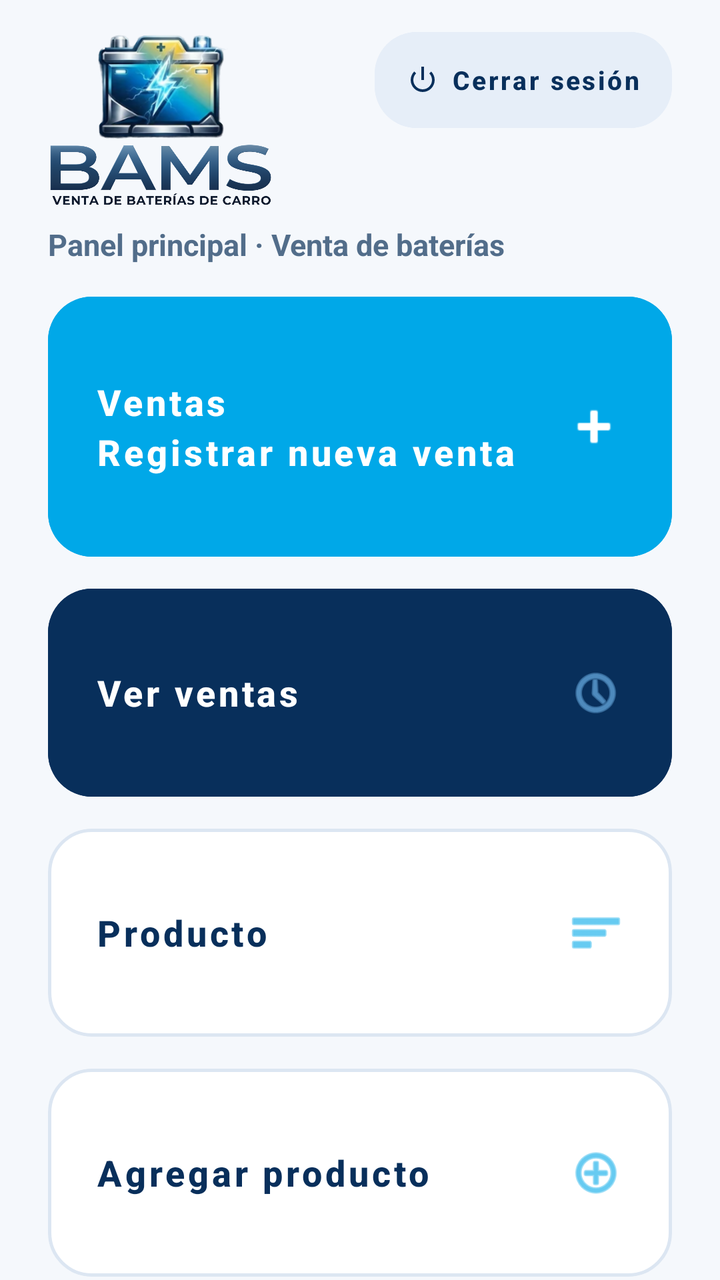
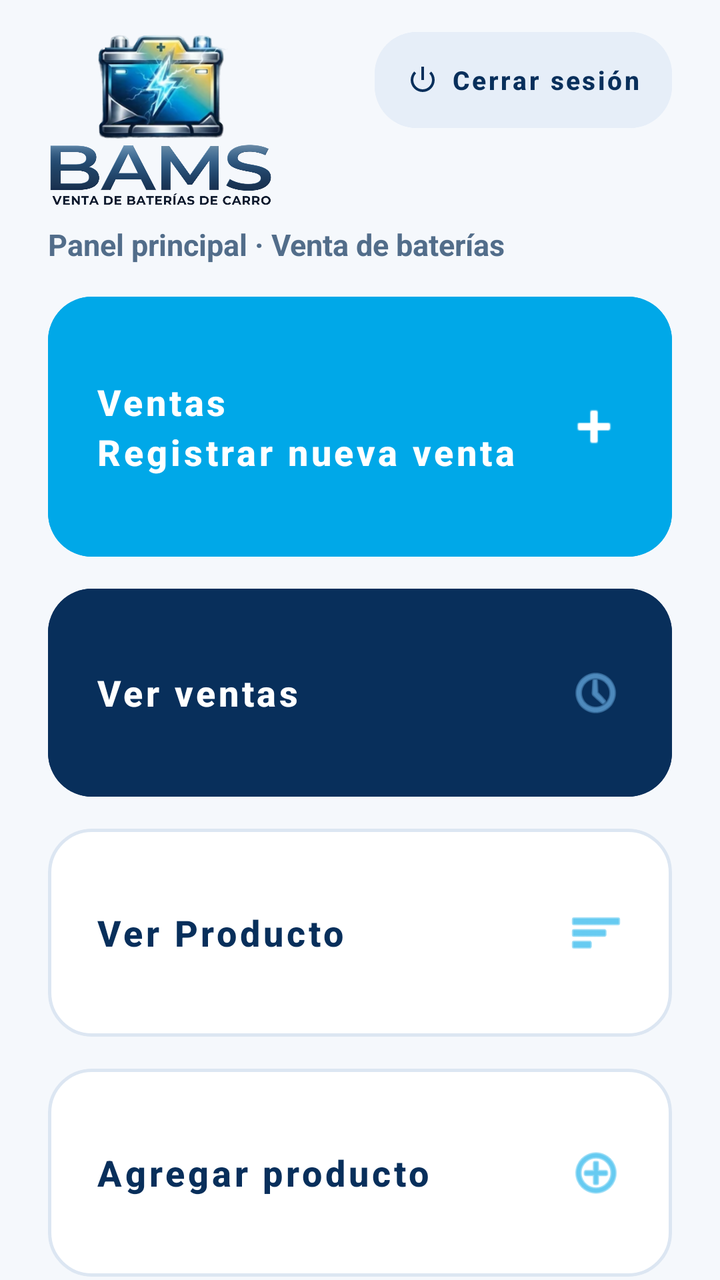

Two renders of the same Android screen: before a commit and after it. Below are the layout's source before the change and the commit's diff.
<!-- AndroidManifest.xml: application theme Theme.BAMS -->
<!-- res/layout/activity_main.xml -->
<?xml version="1.0" encoding="utf-8"?>
<androidx.constraintlayout.widget.ConstraintLayout
    xmlns:android="http://schemas.android.com/apk/res/android"
    xmlns:app="http://schemas.android.com/apk/res-auto"
    xmlns:tools="http://schemas.android.com/tools"
    android:id="@+id/main"
    android:layout_width="match_parent"
    android:layout_height="match_parent"
    android:background="#F5F8FC"
    android:fitsSystemWindows="true"
    tools:context=".MainActivity">

    <ImageView
        android:id="@+id/imgLogoBams"
        android:layout_width="180dp"
        android:layout_height="88dp"
        android:layout_marginStart="24dp"
        android:layout_marginTop="16dp"
        android:adjustViewBounds="true"
        android:contentDescription="Logo de BAMS"
        android:scaleType="fitStart"
        android:src="@drawable/logo"
        app:layout_constraintStart_toStartOf="parent"
        app:layout_constraintTop_toTopOf="parent" />

    <com.google.android.material.button.MaterialButton
        android:id="@+id/btnCerrarSesion"
        style="@style/Widget.MaterialComponents.Button.UnelevatedButton"
        android:layout_width="wrap_content"
        android:layout_height="48dp"
        android:layout_marginEnd="24dp"
        android:backgroundTint="#E6EEF8"
        android:insetTop="0dp"
        android:insetBottom="0dp"
        android:paddingHorizontal="16dp"
        android:text="Cerrar sesión"
        android:textAllCaps="false"
        android:textColor="#082F5B"
        android:textSize="13sp"
        android:textStyle="bold"
        app:cornerRadius="21dp"
        app:icon="@android:drawable/ic_lock_power_off"
        app:iconGravity="textStart"
        app:iconPadding="6dp"
        app:iconSize="16dp"
        app:iconTint="#082F5B"
        app:layout_constraintBottom_toTopOf="@+id/tvSubtituloBams"
        app:layout_constraintEnd_toEndOf="parent"
        app:layout_constraintHorizontal_bias="1.0"
        app:layout_constraintStart_toEndOf="@+id/imgLogoBams"
        app:layout_constraintTop_toTopOf="parent"
        app:layout_constraintVertical_bias="0.25"
        app:rippleColor="#CFE0F5" />

    <TextView
        android:id="@+id/tvSubtituloBams"
        android:layout_width="0dp"
        android:layout_height="wrap_content"
        android:layout_marginStart="24dp"
        android:layout_marginTop="8dp"
        android:layout_marginEnd="24dp"
        android:text="Panel principal · Venta de baterías"
        android:textColor="#526D8A"
        android:textSize="15sp"
        android:textStyle="bold"
        app:layout_constraintEnd_toEndOf="parent"
        app:layout_constraintStart_toStartOf="parent"
        app:layout_constraintTop_toBottomOf="@id/imgLogoBams" />

    <ScrollView
        android:id="@+id/scrollBotones"
        android:layout_width="0dp"
        android:layout_height="0dp"
        android:layout_marginTop="16dp"
        android:clipToPadding="false"
        android:fillViewport="true"
        android:paddingStart="24dp"
        android:paddingEnd="24dp"
        android:paddingBottom="16dp"
        android:scrollbars="none"
        app:layout_constraintBottom_toBottomOf="parent"
        app:layout_constraintEnd_toEndOf="parent"
        app:layout_constraintStart_toStartOf="parent"
        app:layout_constraintTop_toBottomOf="@id/tvSubtituloBams">

        <LinearLayout
            android:id="@+id/contenedorBotones"
            android:layout_width="match_parent"
            android:layout_height="wrap_content"
            android:gravity="center_vertical"
            android:orientation="vertical">

            <com.google.android.material.button.MaterialButton
                android:id="@+id/btnVentas"
                style="@style/Widget.MaterialComponents.Button.UnelevatedButton"
                android:layout_width="match_parent"
                android:layout_height="130dp"
                android:layout_marginBottom="16dp"
                android:backgroundTint="#00A8E8"
                android:gravity="start|center_vertical"
                android:insetTop="0dp"
                android:insetBottom="0dp"
                android:lineSpacingExtra="4dp"
                android:paddingHorizontal="24dp"
                android:text="Ventas\nRegistrar nueva venta"
                android:textAllCaps="false"
                android:textColor="#FFFFFF"
                android:textSize="18sp"
                android:textStyle="bold"
                app:cornerRadius="22dp"
                app:icon="@android:drawable/ic_input_add"
                app:iconGravity="end"
                app:iconSize="30dp"
                app:iconTint="#FFFFFF"
                app:rippleColor="#66D4FF" />

            <com.google.android.material.button.MaterialButton
                android:id="@+id/btnVerVentas"
                style="@style/Widget.MaterialComponents.Button.UnelevatedButton"
                android:layout_width="match_parent"
                android:layout_height="104dp"
                android:layout_marginBottom="16dp"
                android:backgroundTint="#082F5B"
                android:gravity="start|center_vertical"
                android:insetTop="0dp"
                android:insetBottom="0dp"
                android:paddingHorizontal="24dp"
                android:text="Ver ventas"
                android:textAllCaps="false"
                android:textColor="#FFFFFF"
                android:textSize="18sp"
                android:textStyle="bold"
                app:cornerRadius="22dp"
                app:icon="@android:drawable/ic_menu_recent_history"
                app:iconGravity="end"
                app:iconSize="28dp"
                app:iconTint="#7CC6FE"
                app:rippleColor="#164A84" />

            <com.google.android.material.button.MaterialButton
                android:id="@+id/btnProducto"
                style="@style/Widget.MaterialComponents.Button.OutlinedButton"
                android:layout_width="match_parent"
                android:layout_height="104dp"
                android:layout_marginBottom="16dp"
                android:backgroundTint="#FFFFFF"
                android:gravity="start|center_vertical"
                android:insetTop="0dp"
                android:insetBottom="0dp"
                android:paddingHorizontal="24dp"
                android:text="Producto"
                android:textAllCaps="false"
                android:textColor="#082F5B"
                android:textSize="18sp"
                android:textStyle="bold"
                app:cornerRadius="22dp"
                app:icon="@android:drawable/ic_menu_sort_by_size"
                app:iconGravity="end"
                app:iconSize="28dp"
                app:iconTint="#00A8E8"
                app:rippleColor="#E6F6FD"
                app:strokeColor="#DCE6F2"
                app:strokeWidth="1.5dp" />

            <com.google.android.material.button.MaterialButton
                android:id="@+id/btnAgregarProducto"
                style="@style/Widget.MaterialComponents.Button.OutlinedButton"
                android:layout_width="match_parent"
                android:layout_height="104dp"
                android:layout_marginBottom="16dp"
                android:backgroundTint="#FFFFFF"
                android:gravity="start|center_vertical"
                android:insetTop="0dp"
                android:insetBottom="0dp"
                android:paddingHorizontal="24dp"
                android:text="Agregar producto"
                android:textAllCaps="false"
                android:textColor="#082F5B"
                android:textSize="18sp"
                android:textStyle="bold"
                app:cornerRadius="22dp"
                app:icon="@android:drawable/ic_menu_add"
                app:iconGravity="end"
                app:iconSize="28dp"
                app:iconTint="#00A8E8"
                app:rippleColor="#E6F6FD"
                app:strokeColor="#DCE6F2"
                app:strokeWidth="1.5dp" />

            <com.google.android.material.button.MaterialButton
                android:id="@+id/btnModificarProducto"
                style="@style/Widget.MaterialComponents.Button.OutlinedButton"
                android:layout_width="match_parent"
                android:layout_height="104dp"
                android:backgroundTint="#FFFFFF"
                android:gravity="start|center_vertical"
                android:insetTop="0dp"
                android:insetBottom="0dp"
                android:paddingHorizontal="24dp"
                android:text="Modificar producto"
                android:textAllCaps="false"
                android:textColor="#082F5B"
                android:textSize="18sp"
                android:textStyle="bold"
                app:cornerRadius="22dp"
                app:icon="@android:drawable/ic_menu_edit"
                app:iconGravity="end"
                app:iconSize="28dp"
                app:iconTint="#00A8E8"
                app:rippleColor="#E6F6FD"
                app:strokeColor="#DCE6F2"
                app:strokeWidth="1.5dp" />

        </LinearLayout>
    </ScrollView>

</androidx.constraintlayout.widget.ConstraintLayout>
<!-- resources referenced by this layout -->
<resources>
  <!-- drawable logo: png bitmap (drawable, 496674 bytes) -->
  <style name="Theme.BAMS" parent="Base.Theme.BAMS" />
  <style name="Base.Theme.BAMS" parent="Theme.Material3.DayNight.NoActionBar">
          
          
      </style>
</resources>

<!-- the commit's change to res/layout/activity_main.xml (unified diff, before → after) -->
@@ -148,7 +148,7 @@
                 android:insetTop="0dp"
                 android:insetBottom="0dp"
                 android:paddingHorizontal="24dp"
-                android:text="Producto"
+                android:text="Ver Producto"
                 android:textAllCaps="false"
                 android:textColor="#082F5B"
                 android:textSize="18sp"
